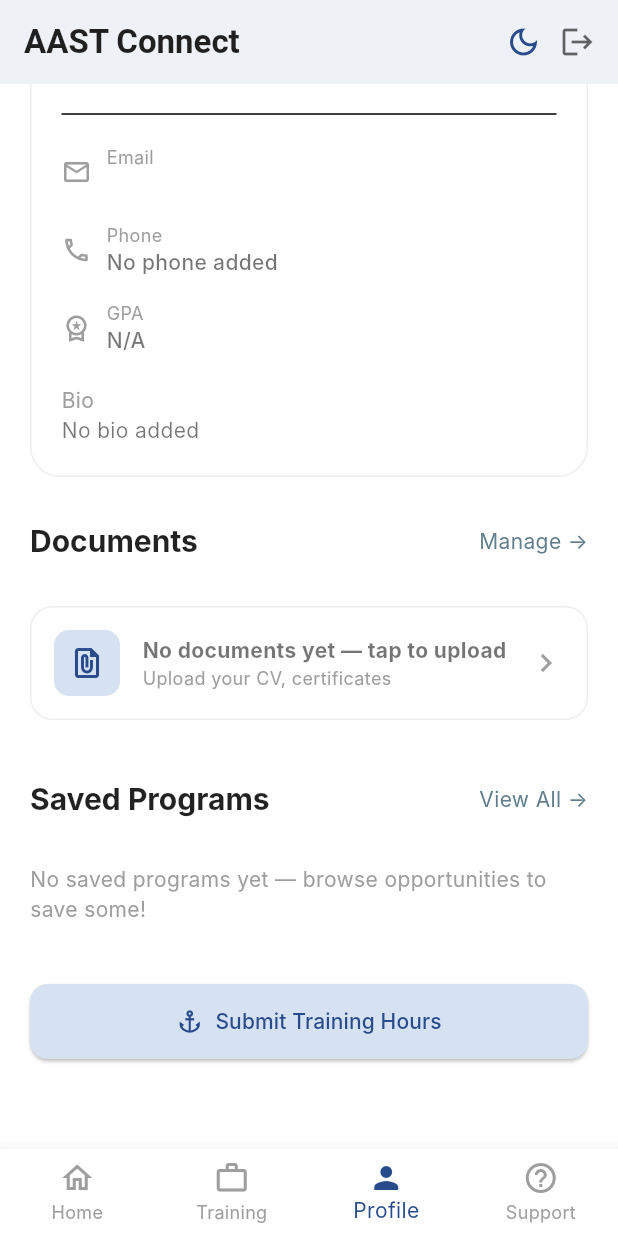
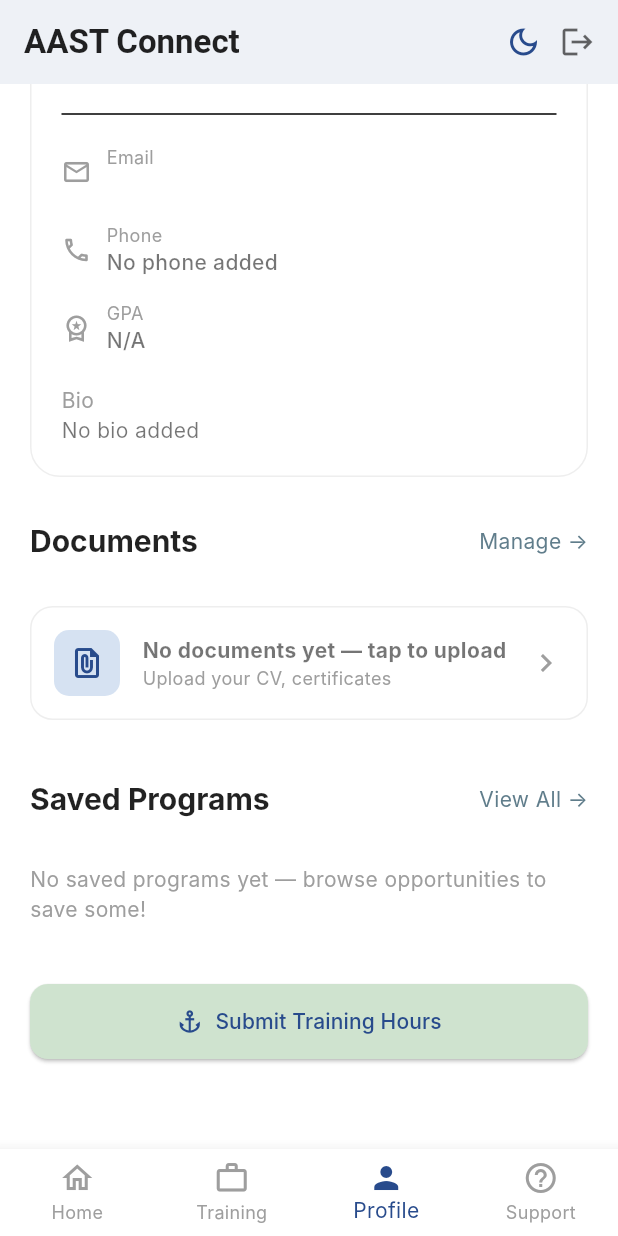
Before and after one commit to Mazen-Senary/AAST-CONNECT, a Flutter app: the screen it shows after launch, item 3 of the bottom bar chosen, scrolled down 330 dp, on a phone screen of 412 x 824 dp. Run offline on Flutter 3.47's test engine with Material 3 defaults, Android fonts, the phone set to English and light mode, and no system bars; our stand-ins replace awesome_snackbar_content, file_picker, shared_preferences, supabase_flutter; accounts and stored records are empty; Roboto replaces fonts that are missing (Inter); statements that could not run were skipped.

Commit message:
added app colors class

```diff
--- /dev/null
+++ b/lib/constants/app_colors.dart
@@ -0,0 +1,122 @@
+import 'package:flutter/material.dart';
+
+/// Centralized color constants for the AAST-CONNECT app
+/// All colors should be referenced from this class instead of hardcoded values
+class AppColors {
+  // Private constructor to prevent instantiation
+  AppColors._();
+
+  // Light Theme Colors
+  static const Color lightPrimary = Color(0xFF284B8C);
+  static const Color lightSecondary = Color(0xFF637E99);
+  static const Color lightSurface = Color(0xFFFFFFFF);
+  static const Color lightBackground = Color(0xFFF9F9F9);
+  static const Color lightError = Color(0xFFF44336);
+
+  // Dark Theme Colors
+  static const Color darkPrimary = Color(0xFF4A90E2);
+  static const Color darkSecondary = Color(0xFF637E99);
+  static const Color darkSurface = Color(0xFF2A2A2A);
+  static const Color darkBackground = Color(0xFF1A1A1A);
+  static const Color darkError = Color(0xFFF44336);
+
+  // Status Colors
+  static const Color approved = Color(0xFF4CAF50);
+  static const Color pending = Color(0xFFFFC107);
+  static const Color rejected = Color(0xFFF44336);
+  static const Color canceled = Color(0xFF757575);
+
+  // Skill Level Colors
+  static const Color beginner = Color(0xFF2196F3);
+  static const Color intermediate = Color(0xFFFF9800);
+  static const Color advanced = Color(0xFF4CAF50);
+
+  // Category Colors
+  static const Color development = Color(0xFF4CAF50);
+  static const Color it = Color(0xFF2196F3);
+  static const Color security = Color(0xFFF44336);
+  static const Color design = Color(0xFFFF9800);
+  static const Color data = Color(0xFF009688);
+  static const Color cloud = Color(0xFF03A9F4);
+  static const Color ai = Color(0xFF3F51B5);
+
+  // Document Colors
+  static const Color documentBackground = Color(0xFFD6E2F2);
+  static const Color documentIcon = Color(0xFF284B8C);
+
+  // Dark Mode Specific Colors
+  static const Color darkContainer = Color(0xFF2C2C2C);
+  static const Color darkModal = Color(0xFF1E1E1E);
+  static const Color darkDropdown = Color(0xFF3C3C3C);
+
+  // Opacity Variants
+  static Color primaryWithOpacity(double opacity) =>
+      lightPrimary.withOpacity(opacity);
+  static Color primaryWithOpacityDark(double opacity) =>
+      darkPrimary.withOpacity(opacity);
+
+  // Category Color Mapping
+  static Color getCategoryColor(String category) {
+    switch (category.toLowerCase()) {
+      case 'development':
+        return development;
+      case 'it':
+        return it;
+      case 'security':
+        return security;
+      case 'design':
+        return design;
+      case 'data':
+        return data;
+      case 'cloud':
+        return cloud;
+      case 'ai':
+        return ai;
+      default:
+        return Colors.grey.shade100;
+    }
+  }
+
+  // Skill Level Color Mapping
+  static Color getSkillLevelColor(String level) {
+    switch (level.toLowerCase()) {
+      case 'advanced':
+        return advanced;
+      case 'intermediate':
+        return intermediate;
+      case 'beginner':
+      default:
+        return beginner;
+    }
+  }
+
+  // Status Color Mapping
+  static Color getStatusColor(String status) {
+    switch (status.toUpperCase()) {
+      case 'APPROVED':
+        return approved;
+      case 'REJECTED':
+        return rejected;
+      case 'CANCELED':
+        return canceled;
+      case 'PENDING':
+      default:
+        return pending;
+    }
+  }
+
+  // Additional UI Colors
+  static const Color statPending = Color(0xffF2C6C6);
+  static const Color statApproved = Color(0xffCFE3CF);
+  static const Color backgroundBeige = Color(0xFFF9EAD2);
+  static const Color backgroundPink = Color(0xFFF2C6C6);
+  static const Color progressGreen = Color(0xFF206E54);
+  static const Color quickActionEdit = Color(0xFFD6E2F2);
+  static const Color quickActionSkills = Color(0xFFCFE3CF);
+  static const Color quickActionDocuments = Color(0xFFF9EAD2);
+  static const Color quickActionPortfolio = Color(0xFFF2C6C6);
+  static const Color supportChat = Color(0xFFD6E2F2);
+  static const Color supportGuide = Color(0xFFCFE3CF);
+  static const Color toggleSelected = Color(0xFFD6E2F2);
+  static const Color trainingProgress = Color(0xFFEAD2B7);
+}
--- a/lib/services/theme_provider.dart
+++ b/lib/services/theme_provider.dart
@@ -1,5 +1,6 @@
 import 'package:flutter/material.dart';
 import 'package:shared_preferences/shared_preferences.dart';
+import '../constants/app_colors.dart';
 
 class ThemeProvider extends ChangeNotifier {
   static const String _themeKey = 'is_dark_mode';
@@ -29,15 +30,15 @@
     fontFamily: 'Inter',
     useMaterial3: true,
     brightness: Brightness.light,
-    scaffoldBackgroundColor: const Color(0xffF9F9F9),
+    scaffoldBackgroundColor: AppColors.lightBackground,
     colorScheme: const ColorScheme.light(
-      primary: Color(0xFF284B8C),
-      secondary: Color(0xFF637E99),
-      surface: Colors.white,
+      primary: AppColors.lightPrimary,
+      secondary: AppColors.lightSecondary,
+      surface: AppColors.lightSurface,
       onPrimary: Colors.white,
       onSecondary: Colors.white,
       onSurface: Colors.black87,
-      error: Colors.red,
+      error: AppColors.lightError,
       onError: Colors.white,
     ),
     appBarTheme: const AppBarTheme(
@@ -48,11 +49,11 @@
         fontSize: 22,
         fontWeight: FontWeight.bold,
       ),
-      iconTheme: IconThemeData(color: Color(0xFF284B8C)),
+      iconTheme: IconThemeData(color: AppColors.lightPrimary),
     ),
     bottomNavigationBarTheme: const BottomNavigationBarThemeData(
       backgroundColor: Colors.white,
-      selectedItemColor: Color(0xFF284B8C),
+      selectedItemColor: AppColors.lightPrimary,
       unselectedItemColor: Colors.grey,
     ),
     cardTheme: const CardThemeData(
@@ -64,15 +65,15 @@
     ),
     elevatedButtonTheme: ElevatedButtonThemeData(
       style: ElevatedButton.styleFrom(
-        backgroundColor: const Color(0xFF284B8C),
+        backgroundColor: AppColors.lightPrimary,
         foregroundColor: Colors.white,
         shape: RoundedRectangleBorder(borderRadius: BorderRadius.circular(12)),
       ),
     ),
     outlinedButtonTheme: OutlinedButtonThemeData(
       style: OutlinedButton.styleFrom(
-        foregroundColor: const Color(0xFF284B8C),
-        side: const BorderSide(color: Color(0xFF284B8C)),
+        foregroundColor: AppColors.lightPrimary,
+        side: const BorderSide(color: AppColors.lightPrimary),
         shape: RoundedRectangleBorder(borderRadius: BorderRadius.circular(12)),
       ),
     ),
@@ -96,36 +97,34 @@
     useMaterial3: true,
     brightness: Brightness.dark,
     fontFamily: 'Inter',
-    scaffoldBackgroundColor: const Color(
-      0xFF1A1A1A,
-    ), // Much lighter dark background
+    scaffoldBackgroundColor: AppColors.darkBackground,
     colorScheme: const ColorScheme.dark(
-      primary: Color(0xFF4A90E2), // Softer, more visible blue
-      secondary: Color(0xFF637E99),
-      surface: Color(0xFF2A2A2A), // Lighter background
+      primary: AppColors.darkPrimary, // Softer, more visible blue
+      secondary: AppColors.darkSecondary,
+      surface: AppColors.darkSurface, // Lighter background
       onPrimary: Colors.white,
       onSecondary: Colors.white,
       onSurface: Colors.white,
-      error: Colors.redAccent,
+      error: AppColors.darkError,
       onError: Colors.black,
     ),
     appBarTheme: const AppBarTheme(
-      backgroundColor: Color(0xFF2A2A2A), // Lighter app bar
+      backgroundColor: AppColors.darkSurface, // Lighter app bar
       elevation: 0,
       titleTextStyle: TextStyle(
         color: Colors.white,
         fontSize: 22,
         fontWeight: FontWeight.bold,
       ),
-      iconTheme: IconThemeData(color: Color(0xFF4A90E2)),
+      iconTheme: IconThemeData(color: AppColors.darkPrimary),
     ),
     bottomNavigationBarTheme: const BottomNavigationBarThemeData(
-      backgroundColor: Color(0xFF2A2A2A), // Lighter bottom nav
-      selectedItemColor: Color(0xFF4A90E2),
+      backgroundColor: AppColors.darkSurface, // Lighter bottom nav
+      selectedItemColor: AppColors.darkPrimary,
       unselectedItemColor: Colors.grey,
     ),
     cardTheme: const CardThemeData(
-      color: Color(0xFF333333), // Much lighter card color
+      color: AppColors.darkContainer, // Much lighter card color
       elevation: 2,
       shape: RoundedRectangleBorder(
         borderRadius: BorderRadius.all(Radius.circular(15)),
@@ -133,15 +132,15 @@
     ),
     elevatedButtonTheme: ElevatedButtonThemeData(
       style: ElevatedButton.styleFrom(
-        backgroundColor: const Color(0xFF4A90E2),
+        backgroundColor: AppColors.darkPrimary,
         foregroundColor: Colors.white,
         shape: RoundedRectangleBorder(borderRadius: BorderRadius.circular(12)),
       ),
     ),
     outlinedButtonTheme: OutlinedButtonThemeData(
       style: OutlinedButton.styleFrom(
-        foregroundColor: const Color(0xFF4A90E2),
-        side: const BorderSide(color: Color(0xFF4A90E2)),
+        foregroundColor: AppColors.darkPrimary,
+        side: BorderSide(color: AppColors.darkPrimary),
         shape: RoundedRectangleBorder(borderRadius: BorderRadius.circular(12)),
       ),
     ),
--- a/lib/student/screens/student_profile.dart
+++ b/lib/student/screens/student_profile.dart
@@ -1,5 +1,8 @@
 import 'package:flutter/material.dart';
+import 'package:supabase_flutter/supabase_flutter.dart';
+import 'package:file_picker/file_picker.dart';
 import 'package:provider/provider.dart';
+import '../../constants/app_colors.dart';
 import 'package:awesome_snackbar_content/awesome_snackbar_content.dart';
 import '../../services/theme_provider.dart';
 import '../../widgets/profile_widgets/student_profile_edit_modal.dart';
@@ -139,7 +142,9 @@
   }
 
   void _showEditProfileModal(BuildContext context) {
-    StudentProfileEditModal.show(context, {
+    StudentProfileEditModal.show(
+      context,
+      {
         'name': _student?.studentName ?? '',
         'phone': _student?.phoneNumber ?? '',
         'bio': _student?.bio ?? '',
@@ -149,7 +154,8 @@
         'major': _student?.major ?? '',
         'academicYear': _student?.academicYear ?? '',
         'gpa': _student?.gpa?.toString() ?? '',
-    }, (updatedData) async {
+      },
+      (updatedData) async {
         try {
           final supabase = Supabase.instance.client;
           await supabase
@@ -188,7 +194,8 @@
           );
           ScaffoldMessenger.of(context).showSnackBar(snackBar);
         }
-    });
+      },
+    );
   }
 
   void _showSavedProgramDetails(
@@ -224,7 +231,7 @@
           ),
           ElevatedButton(
             style: ElevatedButton.styleFrom(
-              backgroundColor: const Color(0xFF284B8C),
+              backgroundColor: AppColors.lightPrimary,
             ),
             onPressed: () {
               Navigator.pop(context);
@@ -290,17 +297,15 @@
                 children: [
                   Text(
                     "My Profile",
-              style: Theme.of(context)
-                  .textTheme
-                  .headlineLarge
-                  ?.copyWith(fontSize: 28),
+                    style: Theme.of(
+                      context,
+                    ).textTheme.headlineLarge?.copyWith(fontSize: 28),
                   ),
                   Text(
                     "Manage your information and documents",
-              style: Theme.of(context)
-                  .textTheme
-                  .bodyMedium
-                  ?.copyWith(fontSize: 16),
+                    style: Theme.of(
+                      context,
+                    ).textTheme.bodyMedium?.copyWith(fontSize: 16),
                   ),
                   const SizedBox(height: 25),
 
@@ -321,7 +326,9 @@
                       Expanded(
                         child: GestureDetector(
                           onTap: () => StudentProfileSkillsModal.show(
-                        context, _student!.studentID),
+                            context,
+                            _student!.studentID,
+                          ),
                           child: _buildQuickAction(
                             Icons.eco_outlined,
                             "Skills & Interests",
@@ -352,7 +359,9 @@
                       Expanded(
                         child: GestureDetector(
                           onTap: () => StudentProfilePortfolioModal.show(
-                        context, _student!.studentID),
+                            context,
+                            _student!.studentID,
+                          ),
                           child: _buildQuickAction(
                             Icons.bookmark_border,
                             "Portfolio Links",
@@ -472,8 +481,8 @@
                       icon: const Icon(Icons.anchor),
                       label: const Text("Submit Training Hours"),
                       style: ElevatedButton.styleFrom(
-                  backgroundColor: const Color(0xFFD6E2F2),
-                  foregroundColor: const Color(0xFF284B8C),
+                        backgroundColor: AppColors.quickActionSkills,
+                        foregroundColor: AppColors.lightPrimary,
                         padding: const EdgeInsets.symmetric(vertical: 15),
                         shape: RoundedRectangleBorder(
                           borderRadius: BorderRadius.circular(12),
@@ -523,7 +532,7 @@
                 height: 60,
                 width: 60,
                 decoration: BoxDecoration(
-                  color: const Color(0xFF637E99),
+                  color: AppColors.lightSecondary,
                   borderRadius: BorderRadius.circular(15),
                 ),
                 child: Center(
@@ -546,7 +555,9 @@
                   Text(
                     _student?.studentName ?? '',
                     style: const TextStyle(
-                        fontSize: 20, fontWeight: FontWeight.bold),
+                      fontSize: 20,
+                      fontWeight: FontWeight.bold,
+                    ),
                   ),
                   Text(
                     "${_student?.major ?? ''} • ${_student?.academicYear ?? ''}",
@@ -598,18 +609,20 @@
           Container(
             padding: const EdgeInsets.all(10),
             decoration: BoxDecoration(
-              color: const Color(0xFFD6E2F2),
+              color: AppColors.documentBackground,
               borderRadius: BorderRadius.circular(10),
             ),
-            child: const Icon(Icons.file_present, color: Color(0xFF284B8C)),
+            child: const Icon(
+              Icons.file_present,
+              color: AppColors.lightPrimary,
+            ),
           ),
           const SizedBox(width: 15),
           Expanded(
             child: Column(
               crossAxisAlignment: CrossAxisAlignment.start,
               children: [
-                Text(name,
-                    style: const TextStyle(fontWeight: FontWeight.bold)),
+                Text(name, style: const TextStyle(fontWeight: FontWeight.bold)),
                 Text(
                   date,
                   style: const TextStyle(color: Colors.grey, fontSize: 12),
@@ -617,8 +630,7 @@
               ],
             ),
           ),
-          if (isClickable)
-            const Icon(Icons.chevron_right, color: Colors.grey),
+          if (isClickable) const Icon(Icons.chevron_right, color: Colors.grey),
         ],
       ),
     );
@@ -660,7 +672,7 @@
                   onTap: onUnsave,
                   child: const Icon(
                     Icons.bookmark_remove,
-                    color: Color(0xFF284B8C),
+                    color: AppColors.lightPrimary,
                   ),
                 ),
               const SizedBox(width: 8),
--- a/lib/student/screens/student_support.dart
+++ b/lib/student/screens/student_support.dart
@@ -1,5 +1,7 @@
 import 'package:flutter/material.dart';
+import 'package:supabase_flutter/supabase_flutter.dart';
 import 'package:provider/provider.dart';
+import '../../constants/app_colors.dart';
 import '../../services/theme_provider.dart';
 
 class StudentSupport extends StatelessWidget {
@@ -124,7 +126,7 @@
               decoration: InputDecoration(
                 hintText: "Ask a question...",
                 suffixIcon: IconButton(
-                  icon: const Icon(Icons.send, color: Color(0xFF284B8C)),
+                  icon: const Icon(Icons.send, color: AppColors.lightPrimary),
                   onPressed: () {},
                 ),
                 filled: true,
@@ -498,7 +500,7 @@
                 info,
                 style: const TextStyle(
                   fontWeight: FontWeight.bold,
-                  color: Color(0xFF284B8C),
+                  color: AppColors.lightPrimary,
                 ),
               ),
             ],
```
Also changed, not shown: lib/student/screens/student_home.dart (+34 -35 lines), lib/student/screens/student_tracking.dart (+123 -47 lines), lib/widgets/document_card.dart (+4 -6 lines), lib/widgets/opportunities_wigdet/student_opportunities_program_card.dart (+31 -31 lines), lib/widgets/skill_chip.dart (+9 -31 lines), lib/widgets/tracking_status_chip.dart (+13 -14 lines), 2 other files. Lines whose indentation alone changed are shown as unchanged.
